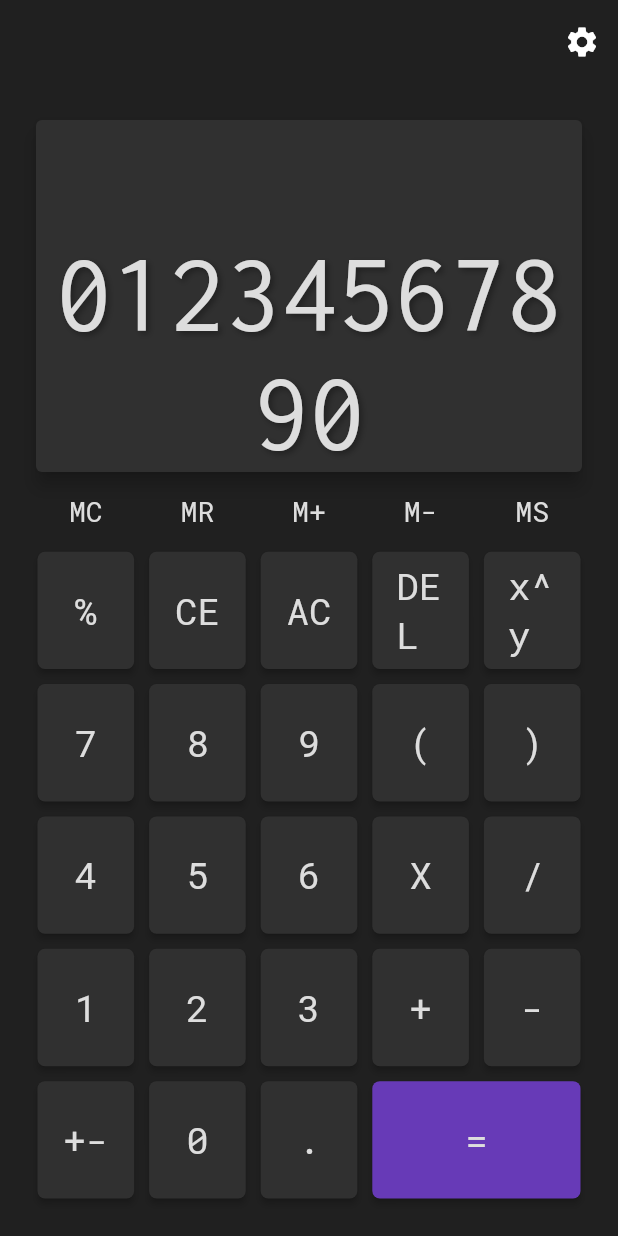
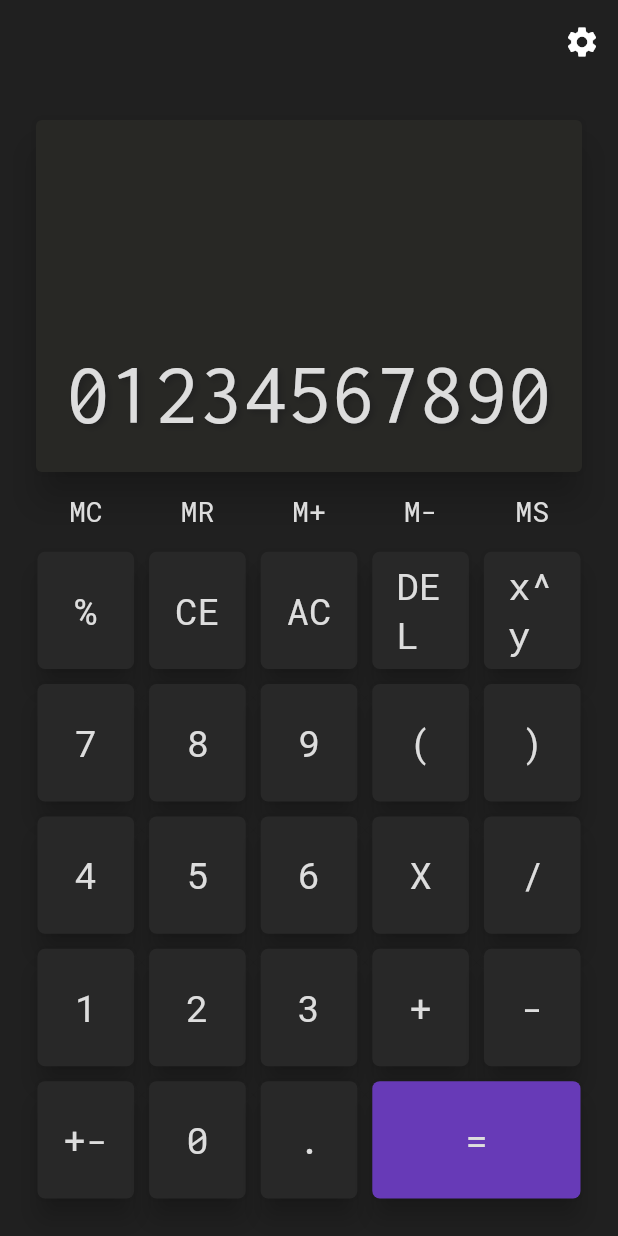
Before and after one commit to lucas-marianno/flutter_calculator_math_parser, a Flutter app: the screen it shows after launch, on a phone screen of 412 x 824 dp. Run offline on Flutter 3.47's test engine with Material 2 defaults, Android fonts, the phone set to English and light mode, and no system bars; our stand-ins replace google_fonts.

Commit message:
minor refactoring

```diff
--- a/lib/screen.dart
+++ b/lib/screen.dart
@@ -13,15 +13,19 @@ class _ScreenState extends State<Screen> {
   Widget build(BuildContext context) {
     return Expanded(
       child: Card(
-        elevation: 5,
+        elevation: 10,
         shadowColor: Colors.black,
-        color: Palette.dark,
-        child: Align(
-          alignment: Alignment.bottomCenter,
-          child: Text(
-            '01234567890',
-            style: displayTextStyle(),
-            textAlign: TextAlign.center,
+        color: Palette.screenBackground,
+        child: Padding(
+          padding: const EdgeInsets.all(20),
+          child: FittedBox(
+            alignment: Alignment.bottomCenter,
+            fit: BoxFit.contain,
+            child: Text(
+              '01234567890',
+              style: displayTextStyle(),
+              textAlign: TextAlign.center,
+            ),
           ),
         ),
       ),
--- a/lib/style.dart
+++ b/lib/style.dart
@@ -3,15 +3,14 @@ import 'package:google_fonts/google_fonts.dart';
 
 class Palette {
   static Color darkest = const Color(0xff202020);
-  static Color dark = const Color(0xff303030);
+  static Color dark = const Color(0xff282828);
+  static Color screenBackground = const Color.fromARGB(255, 40, 40, 37);
   static Color light = const Color(0xffDDDDDD);
   static Color textAccentColor = Colors.amber;
-
   Palette();
 }
 
 class DefaultSizes {
-
   static double defaultKeyPadding = 5;
   static double screenLargeTextSize = 75;
   static double defaultKeyTextSize = 25;
@@ -22,11 +21,10 @@ class DefaultSizes {
 TextStyle displayTextStyle() {
   return GoogleFonts.inconsolata(
     color: Palette.light,
-    fontSize: DefaultSizes.screenLargeTextSize,
     shadows: [
       Shadow(
         color: Palette.darkest,
-        offset: const Offset(2, 2),
+        offset: const Offset(.5, .5),
         blurRadius: 5,
       ),
     ],
@@ -36,11 +34,11 @@ TextStyle displayTextStyle() {
 ElevatedButtonThemeData defaultButtonThemeData() {
   return ElevatedButtonThemeData(
     style: ElevatedButton.styleFrom(
+      elevation: 7,
       shape: const RoundedRectangleBorder(borderRadius: BorderRadius.all(Radius.circular(5))),
       backgroundColor: Palette.dark,
       foregroundColor: Palette.light,
       textStyle: GoogleFonts.robotoMono(fontSize: DefaultSizes.defaultKeyTextSize),
-
     ),
   );
 }
```
